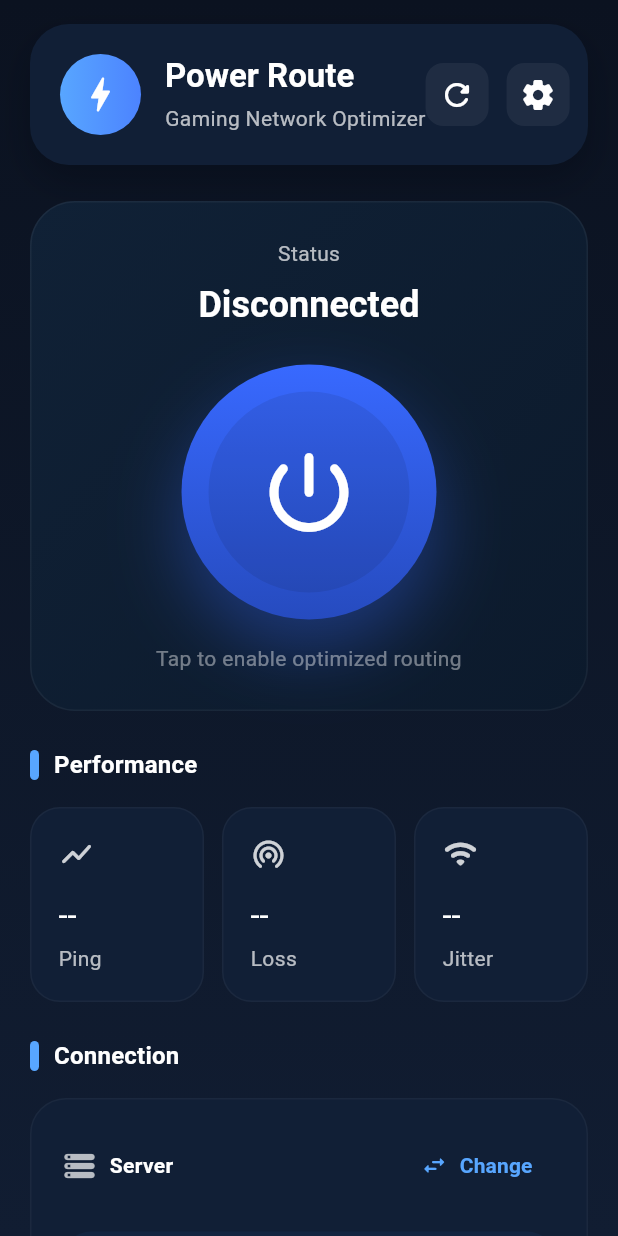
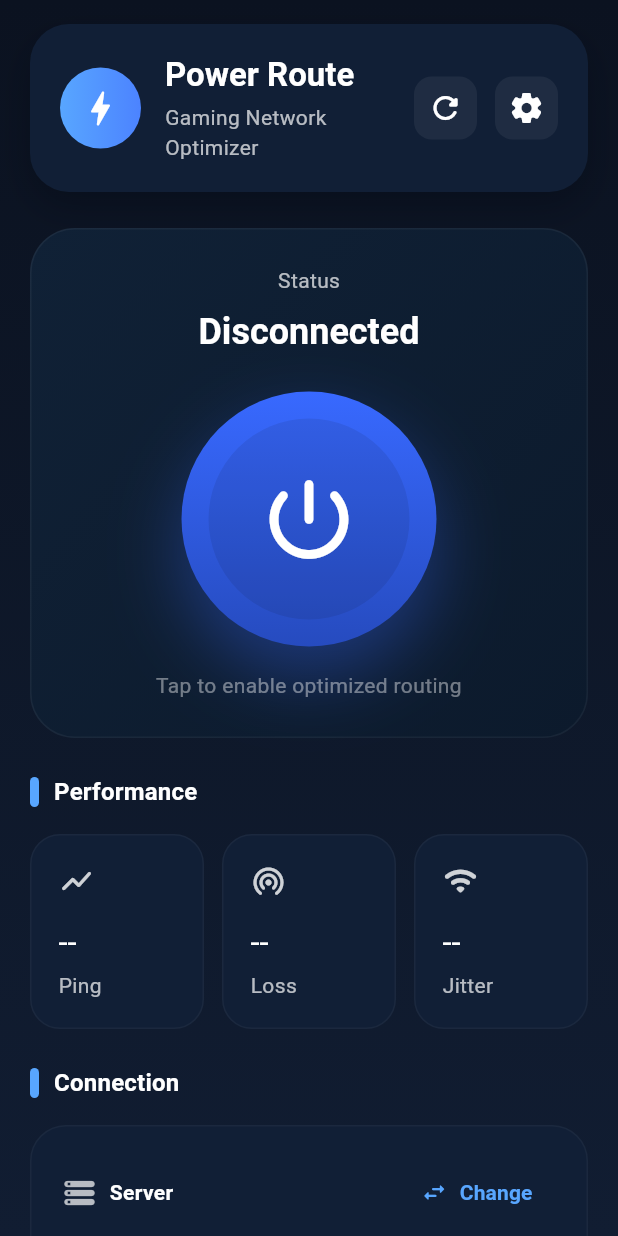
Before and after one commit to LivingG0D/gvpn-ui, a Flutter app: the screen it shows after launch, on a phone screen of 412 x 824 dp. Run offline on Flutter 3.47's test engine with Material 3 defaults, Android fonts, the phone set to English and light mode, and no system bars.

Commit message:
Refactor HeaderCard layout for improved responsiveness and organization

```diff
--- a/lib/main.dart
+++ b/lib/main.dart
@@ -322,7 +322,8 @@ class HeaderCard extends StatelessWidget {
             ),
           ),
           const SizedBox(width: 16),
-          Column(
+          Expanded(
+            child: Column(
               crossAxisAlignment: CrossAxisAlignment.start,
               children: [
                 Text(
@@ -341,10 +342,15 @@ class HeaderCard extends StatelessWidget {
                 ),
               ],
             ),
-          const Spacer(),
-          const HeaderIcon(icon: Icons.refresh_rounded),
+          ),
           const SizedBox(width: 12),
-          const HeaderIcon(icon: Icons.settings_rounded),
+          Wrap(
+            spacing: 12,
+            children: const [
+              HeaderIcon(icon: Icons.refresh_rounded),
+              HeaderIcon(icon: Icons.settings_rounded),
+            ],
+          ),
         ],
       ),
     );
```
Lines whose indentation alone changed are shown as unchanged.
